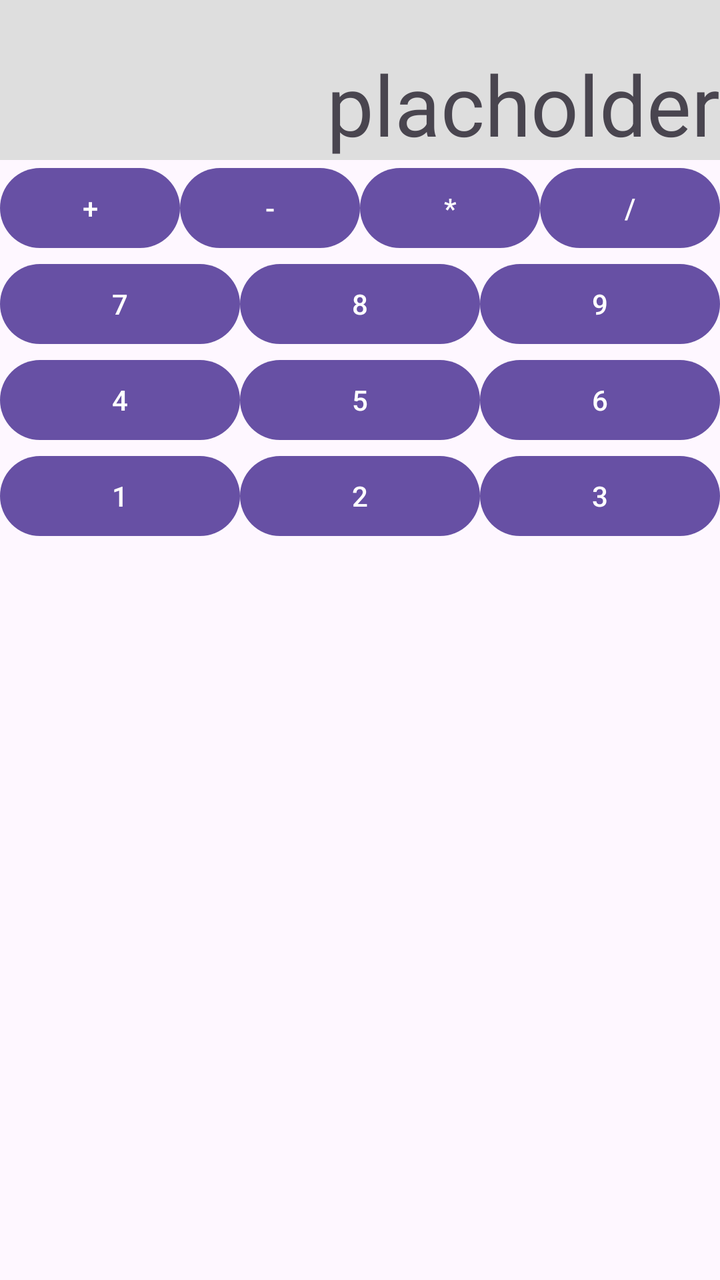
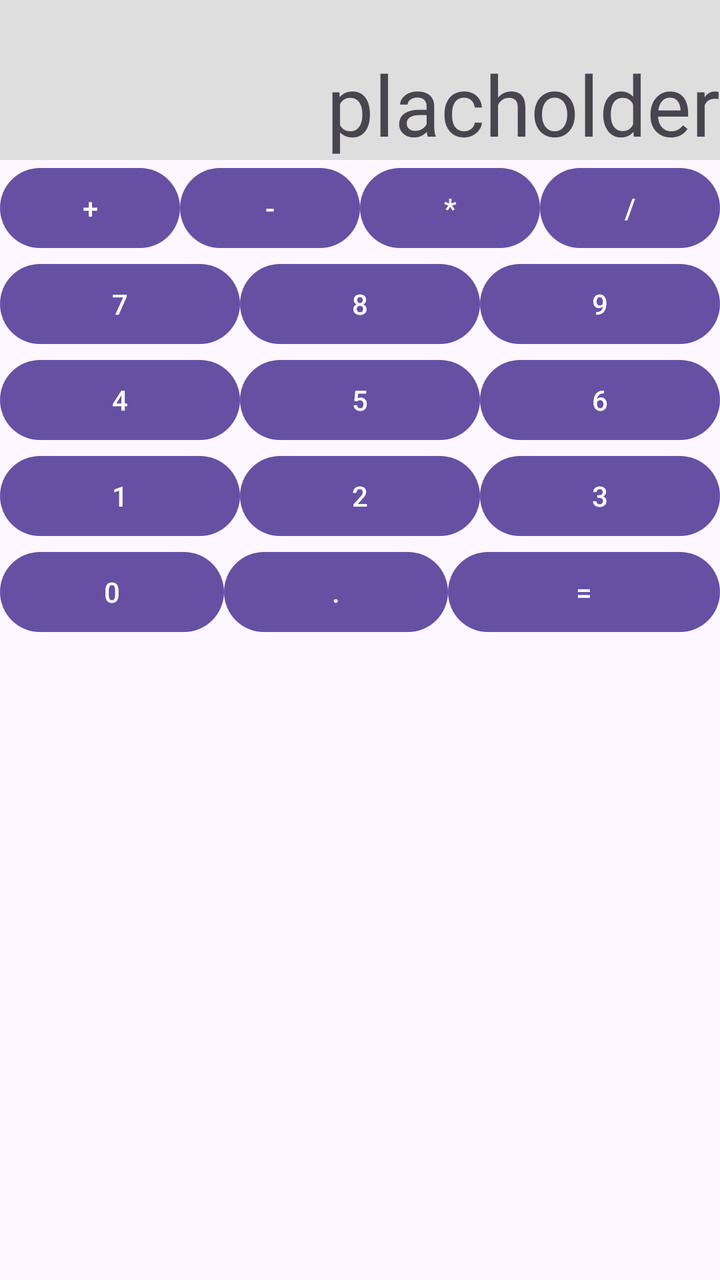

Before-and-after screenshots of an Android layout around one commit, followed by the original layout XML and the change that was made.
<!-- AndroidManifest.xml: application theme Theme.Kalkulator -->
<!-- res/layout/activity_main.xml -->
<?xml version="1.0" encoding="utf-8"?>
<LinearLayout xmlns:android="http://schemas.android.com/apk/res/android"
    xmlns:tools="http://schemas.android.com/tools"
    android:id="@+id/main"
    android:layout_width="match_parent"
    android:layout_height="match_parent"
    android:orientation="vertical"
    tools:context=".MainActivity">

    <TextView
        android:id="@+id/textView"
        android:layout_width="match_parent"
        android:layout_height="80dp"
        android:textSize="42sp"
        android:background="#dedede"
        android:gravity="bottom|right"
        android:text="@string/wynik" />

    <LinearLayout
        android:layout_width="match_parent"
        android:layout_height="wrap_content"
        android:orientation="horizontal">


        <Button
            android:id="@+id/button1"
            android:layout_width="wrap_content"
            android:layout_height="wrap_content"
            android:layout_weight="1"
            android:text="+" />
        <Button
            android:id="@+id/button2"
            android:layout_width="wrap_content"
            android:layout_height="wrap_content"
            android:layout_weight="1"
            android:text="-" />
        <Button
            android:id="@+id/button3"
            android:layout_width="wrap_content"
            android:layout_height="wrap_content"
            android:layout_weight="1"
            android:text="*" />
        <Button
            android:id="@+id/button4"
            android:layout_width="wrap_content"
            android:layout_height="wrap_content"
            android:layout_weight="1"
            android:text="/" />
    </LinearLayout>

    <LinearLayout
        android:layout_width="match_parent"
        android:layout_height="wrap_content"
        android:orientation="horizontal">


        <Button
            android:id="@+id/button5"
            android:layout_width="wrap_content"
            android:layout_height="wrap_content"
            android:layout_weight="1"
            android:text="7" />
        <Button
            android:id="@+id/button6"
            android:layout_width="wrap_content"
            android:layout_height="wrap_content"
            android:layout_weight="1"
            android:text="8" />
        <Button
            android:id="@+id/button7"
            android:layout_width="wrap_content"
            android:layout_height="wrap_content"
            android:layout_weight="1"
            android:text="9" />
    </LinearLayout>

    <LinearLayout
        android:layout_width="match_parent"
        android:layout_height="wrap_content"
        android:orientation="horizontal">


        <Button
            android:id="@+id/button8"
            android:layout_width="wrap_content"
            android:layout_height="wrap_content"
            android:layout_weight="1"
            android:text="4" />
        <Button
            android:id="@+id/button9"
            android:layout_width="wrap_content"
            android:layout_height="wrap_content"
            android:layout_weight="1"
            android:text="5" />
        <Button
            android:id="@+id/button10"
            android:layout_width="wrap_content"
            android:layout_height="wrap_content"
            android:layout_weight="1"
            android:text="6" />
    </LinearLayout>

    <LinearLayout
        android:layout_width="match_parent"
        android:layout_height="wrap_content"
        android:orientation="horizontal">


        <Button
            android:id="@+id/button80"
            android:layout_width="wrap_content"
            android:layout_height="wrap_content"
            android:layout_weight="1"
            android:text="1" />
        <Button
            android:id="@+id/button90"
            android:layout_width="wrap_content"
            android:layout_height="wrap_content"
            android:layout_weight="1"
            android:text="2" />
        <Button
            android:id="@+id/button100"
            android:layout_width="wrap_content"
            android:layout_height="wrap_content"
            android:layout_weight="1"
            android:text="3" />
    </LinearLayout>


</LinearLayout>
<!-- resources referenced by this layout -->
<resources>
  <string name="wynik">placholder</string>
  <style name="Theme.Kalkulator" parent="Base.Theme.Kalkulator" />
  <style name="Base.Theme.Kalkulator" parent="Theme.Material3.DayNight.NoActionBar">
          
          
      </style>
</resources>

<!-- the commit's change to res/layout/activity_main.xml (unified diff, before → after) -->
@@ -126,5 +126,31 @@
             android:text="3" />
     </LinearLayout>
 
+    <LinearLayout
+        android:layout_width="match_parent"
+        android:layout_height="wrap_content"
+        android:orientation="horizontal">
+
+
+        <Button
+            android:id="@+id/button800"
+            android:layout_width="wrap_content"
+            android:layout_height="wrap_content"
+            android:layout_weight="1"
+            android:text="0" />
+        <Button
+            android:id="@+id/button900"
+            android:layout_width="wrap_content"
+            android:layout_height="wrap_content"
+            android:layout_weight="1"
+            android:text="." />
+        <Button
+            android:id="@+id/button1000"
+            android:layout_width="wrap_content"
+            android:layout_height="wrap_content"
+            android:layout_weight="2"
+            android:text="=" />
+    </LinearLayout>
+
 
 </LinearLayout>
